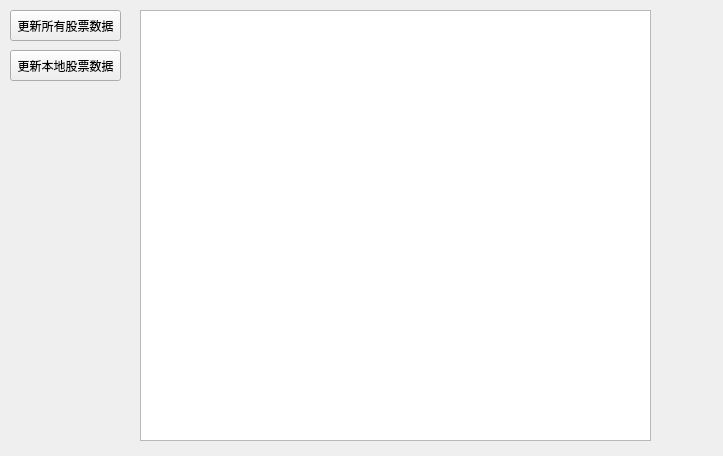
Above: ui_page/page_one.ui from DokinWang/MakeMoneyGUI before the change. Below: the same form after it.
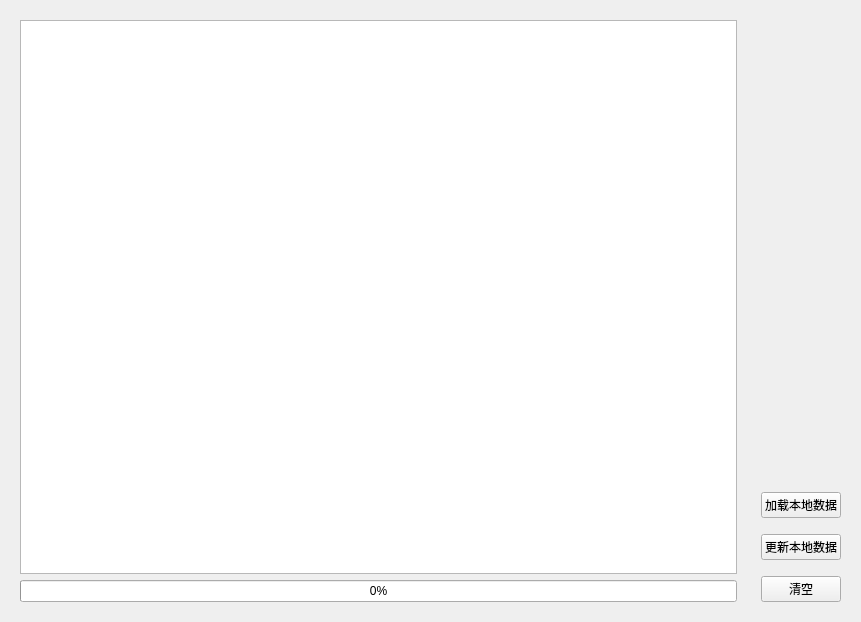
That is the form after the change. Custom widgets are drawn as their Qt base class.

Commit message: 更新股票，完善更新界面

```diff
--- a/ui_page/page_one.ui
+++ b/ui_page/page_one.ui
@@ -6,49 +6,115 @@
    <rect>
     <x>0</x>
     <y>0</y>
-    <width>723</width>
-    <height>456</height>
+    <width>861</width>
+    <height>622</height>
    </rect>
   </property>
   <property name="windowTitle">
    <string>Form</string>
   </property>
-  <widget class="PushButton" name="pushButton">
-   <property name="geometry">
-    <rect>
-     <x>10</x>
-     <y>10</y>
-     <width>111</width>
-     <height>31</height>
-    </rect>
-   </property>
-   <property name="text">
-    <string>更新所有股票数据</string>
-   </property>
-  </widget>
-  <widget class="PushButton" name="pushButton_2">
-   <property name="geometry">
-    <rect>
-     <x>10</x>
-     <y>50</y>
-     <width>111</width>
-     <height>31</height>
-    </rect>
-   </property>
-   <property name="text">
-    <string>更新本地股票数据</string>
-   </property>
-  </widget>
-  <widget class="QTableWidget" name="stockUpdataTable">
-   <property name="geometry">
-    <rect>
-     <x>140</x>
-     <y>10</y>
-     <width>511</width>
-     <height>431</height>
-    </rect>
-   </property>
-  </widget>
+  <layout class="QHBoxLayout" name="horizontalLayout">
+   <item>
+    <widget class="QWidget" name="widget_2" native="true">
+     <layout class="QVBoxLayout" name="verticalLayout_2">
+      <item>
+       <widget class="QTableWidget" name="stockUpdataTable"/>
+      </item>
+      <item>
+       <widget class="QProgressBar" name="updateProgress">
+        <property name="value">
+         <number>0</number>
+        </property>
+        <property name="alignment">
+         <set>Qt::AlignCenter</set>
+        </property>
+        <property name="textVisible">
+         <bool>true</bool>
+        </property>
+        <property name="orientation">
+         <enum>Qt::Horizontal</enum>
+        </property>
+        <property name="textDirection">
+         <enum>QProgressBar::TopToBottom</enum>
+        </property>
+       </widget>
+      </item>
+     </layout>
+    </widget>
+   </item>
+   <item>
+    <widget class="QWidget" name="widget" native="true">
+     <layout class="QVBoxLayout" name="verticalLayout">
+      <item>
+       <spacer name="verticalSpacer">
+        <property name="orientation">
+         <enum>Qt::Vertical</enum>
+        </property>
+        <property name="sizeHint" stdset="0">
+         <size>
+          <width>20</width>
+          <height>40</height>
+         </size>
+        </property>
+       </spacer>
+      </item>
+      <item>
+       <widget class="PushButton" name="loadLocalBtn">
+        <property name="text">
+         <string>加载本地数据</string>
+        </property>
+       </widget>
+      </item>
+      <item>
+       <spacer name="verticalSpacer_4">
+        <property name="orientation">
+         <enum>Qt::Vertical</enum>
+        </property>
+        <property name="sizeType">
+         <enum>QSizePolicy::Fixed</enum>
+        </property>
+        <property name="sizeHint" stdset="0">
+         <size>
+          <width>20</width>
+          <height>10</height>
+         </size>
+        </property>
+       </spacer>
+      </item>
+      <item>
+       <widget class="PushButton" name="updateLocalBtn">
+        <property name="text">
+         <string>更新本地数据</string>
+        </property>
+       </widget>
+      </item>
+      <item>
+       <spacer name="verticalSpacer_3">
+        <property name="orientation">
+         <enum>Qt::Vertical</enum>
+        </property>
+        <property name="sizeType">
+         <enum>QSizePolicy::Fixed</enum>
+        </property>
+        <property name="sizeHint" stdset="0">
+         <size>
+          <width>20</width>
+          <height>10</height>
+         </size>
+        </property>
+       </spacer>
+      </item>
+      <item>
+       <widget class="PushButton" name="updateClearBtn">
+        <property name="text">
+         <string>清空</string>
+        </property>
+       </widget>
+      </item>
+     </layout>
+    </widget>
+   </item>
+  </layout>
  </widget>
  <customwidgets>
   <customwidget>
```
The commit also changes 939 other files.
